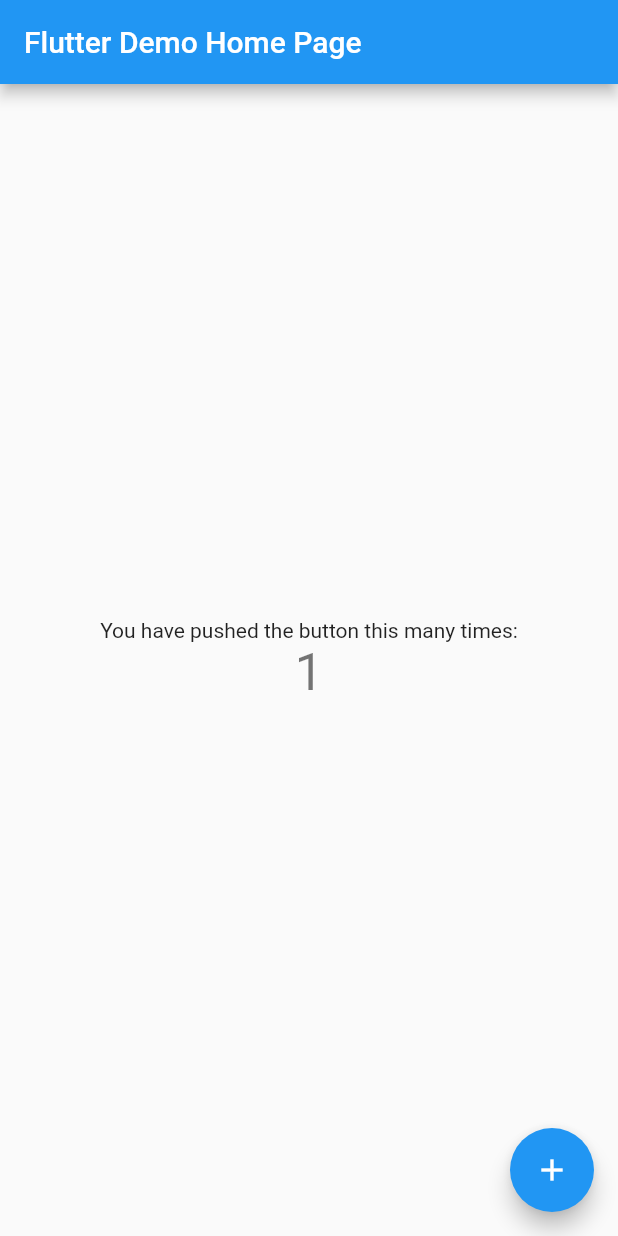
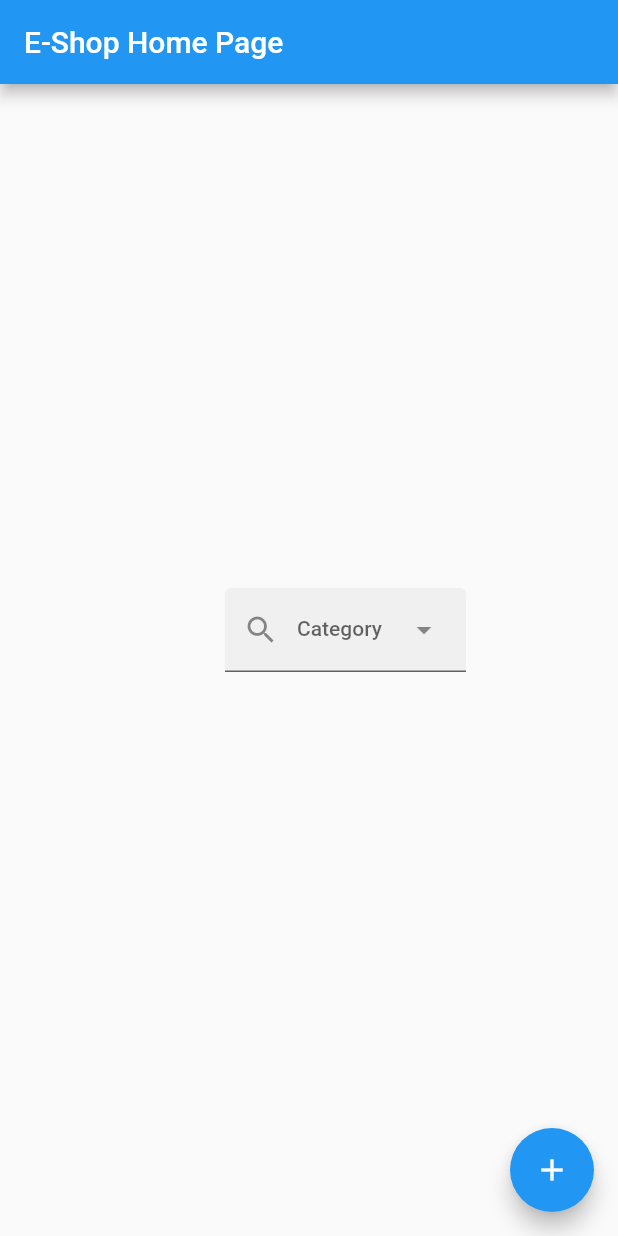
Before and after one commit to cmessikh/eshop, a Flutter app: the MyHomePage screen opened directly, after a tap on the "add" icon, on a phone screen of 412 x 824 dp. Run offline on Flutter 3.47's test engine with Material 2 defaults, Android fonts, the phone set to English and light mode, and no system bars.

Commit message:
Lecture -2

```diff
--- a/eshop/lib/main.dart
+++ b/eshop/lib/main.dart
@@ -7,39 +7,20 @@ void main() {
 class MyApp extends StatelessWidget {
   const MyApp({Key? key}) : super(key: key);
 
-  // This widget is the root of your application.
   @override
   Widget build(BuildContext context) {
     return MaterialApp(
-      title: 'Flutter Demo',
+      title: 'E-Shop',
       theme: ThemeData(
-        // This is the theme of your application.
-        //
-        // Try running your application with "flutter run". You'll see the
-        // application has a blue toolbar. Then, without quitting the app, try
-        // changing the primarySwatch below to Colors.green and then invoke
-        // "hot reload" (press "r" in the console where you ran "flutter run",
-        // or simply save your changes to "hot reload" in a Flutter IDE).
-        // Notice that the counter didn't reset back to zero; the application
-        // is not restarted.
         primarySwatch: Colors.blue,
       ),
-      home: const MyHomePage(title: 'Flutter Demo Home Page'),
+      home: const MyHomePage(title: 'E-Shop Home Page'),
     );
   }
 }
 
 class MyHomePage extends StatefulWidget {
   const MyHomePage({Key? key, required this.title}) : super(key: key);
-
-  // This widget is the home page of your application. It is stateful, meaning
-  // that it has a State object (defined below) that contains fields that affect
-  // how it looks.
-
-  // This class is the configuration for the state. It holds the values (in this
-  // case the title) provided by the parent (in this case the App widget) and
-  // used by the build method of the State. Fields in a Widget subclass are
-  // always marked "final".
 
   final String title;
 
@@ -48,68 +29,64 @@ class MyHomePage extends StatefulWidget {
 }
 
 class _MyHomePageState extends State<MyHomePage> {
-  int _counter = 0;
+  final TextEditingController iconController = TextEditingController();
+  String? selectedIcon = "";
+  // ignore: non_constant_identifier_names
+  String _chosen_category = "";
 
-  void _incrementCounter() {
+  void _updateCategory() {
     setState(() {
-      // This call to setState tells the Flutter framework that something has
-      // changed in this State, which causes it to rerun the build method below
-      // so that the display can reflect the updated values. If we changed
-      // _counter without calling setState(), then the build method would not be
-      // called again, and so nothing would appear to happen.
-      _counter++;
+      _chosen_category = selectedIcon.toString();
     });
   }
 
   @override
   Widget build(BuildContext context) {
-    // This method is rerun every time setState is called, for instance as done
-    // by the _incrementCounter method above.
-    //
-    // The Flutter framework has been optimized to make rerunning build methods
-    // fast, so that you can just rebuild anything that needs updating rather
-    // than having to individually change instances of widgets.
+    final List<DropdownMenuEntry<String>> iconEntries =
+        <DropdownMenuEntry<String>>[];
+
     return Scaffold(
       appBar: AppBar(
-        // Here we take the value from the MyHomePage object that was created by
-        // the App.build method, and use it to set our appbar title.
         title: Text(widget.title),
       ),
       body: Center(
-        // Center is a layout widget. It takes a single child and positions it
-        // in the middle of the parent.
         child: Column(
-          // Column is also a layout widget. It takes a list of children and
-          // arranges them vertically. By default, it sizes itself to fit its
-          // children horizontally, and tries to be as tall as its parent.
-          //
-          // Invoke "debug painting" (press "p" in the console, choose the
-          // "Toggle Debug Paint" action from the Flutter Inspector in Android
-          // Studio, or the "Toggle Debug Paint" command in Visual Studio Code)
-          // to see the wireframe for each widget.
-          //
-          // Column has various properties to control how it sizes itself and
-          // how it positions its children. Here we use mainAxisAlignment to
-          // center the children vertically; the main axis here is the vertical
-          // axis because Columns are vertical (the cross axis would be
-          // horizontal).
           mainAxisAlignment: MainAxisAlignment.center,
           children: <Widget>[
-            const Text(
-              'You have pushed the button this many times:',
+            DropdownMenu<String>(
+              controller: iconController,
+              enableFilter: true,
+              leadingIcon: const Icon(Icons.search),
+              label: const Text('Category'),
+              dropdownMenuEntries: iconEntries,
+              inputDecorationTheme: const InputDecorationTheme(filled: true),
+              onSelected: (String? icon) {
+                setState(() {
+                  selectedIcon = icon;
+                });
+              },
             ),
             Text(
-              '$_counter',
+              '$_chosen_category',
               style: Theme.of(context).textTheme.headline4,
             ),
           ],
         ),
       ),
       floatingActionButton: FloatingActionButton(
-        onPressed: _incrementCounter,
-        tooltip: 'Increment',
+        onPressed: _updateCategory,
+        tooltip: 'Update Category',
         child: const Icon(Icons.add),
-      ), // This trailing comma makes auto-formatting nicer for build methods.
+      ),
     );
   }
 }
+
+enum CategoryLabel{
+  tricots('Tricots'),
+  pantalons('Pantalons'),
+  chaussures('Chaussures');
+
+  final String label;
+  const CategoryLabel(this.label)
+}
--- a/eshop/pubspec.yaml
+++ b/eshop/pubspec.yaml
@@ -44,7 +44,7 @@ dev_dependencies:
   # activated in the `analysis_options.yaml` file located at the root of your
   # package. See that file for information about deactivating specific lint
   # rules and activating additional ones.
-  flutter_lints: ^1.0.0
+  flutter_lints: ^2.0.1
 
 # For information on the generic Dart part of this file, see the
 # following page: https://dart.dev/tools/pub/pubspec
```
Also changed, not shown: eshop/pubspec.lock, 1 other file.
